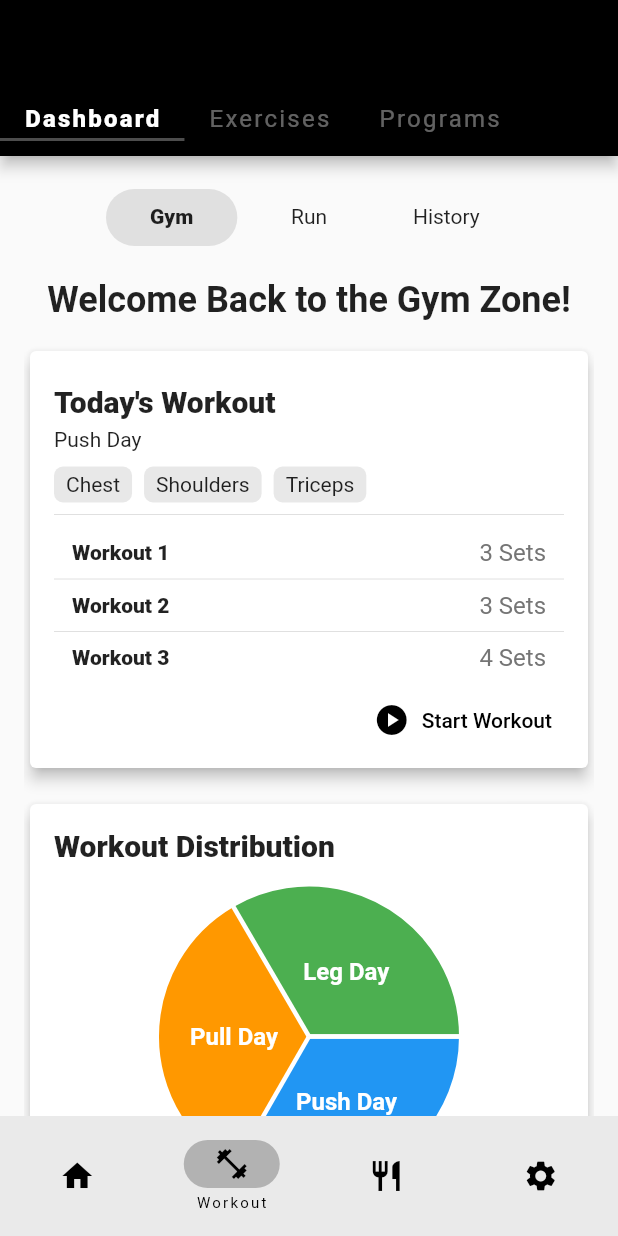
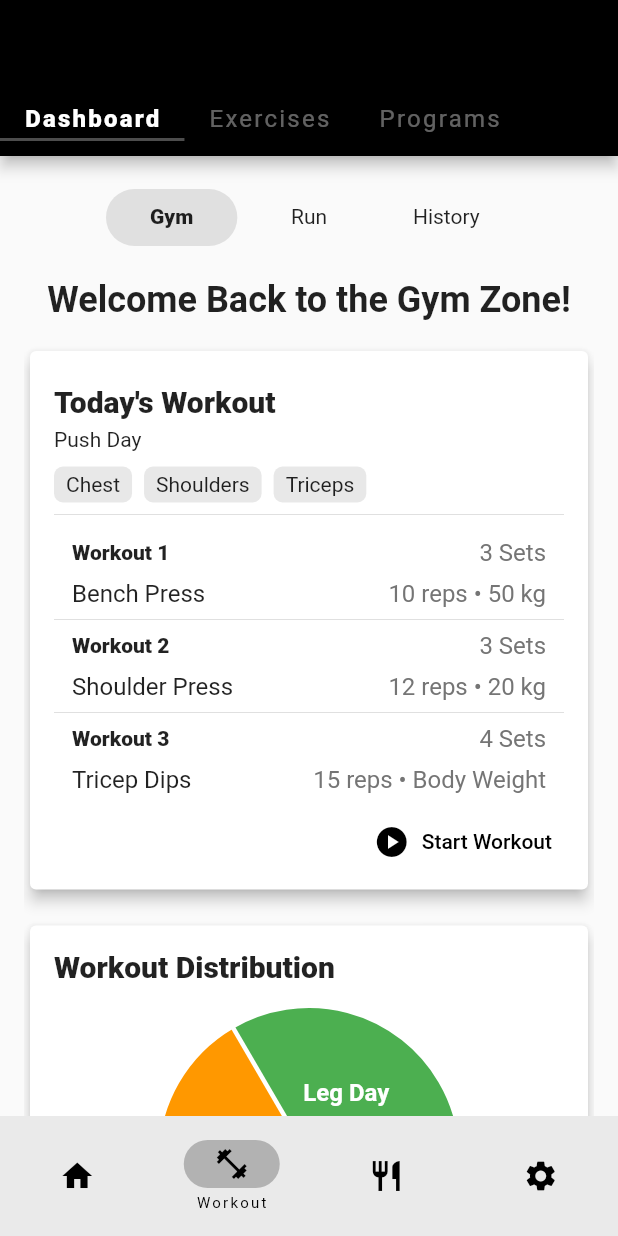
Before and after one commit to CSCI4100U/mobile-group-project-2023-mlja, a Flutter app: the screen it shows once a user with an empty profile is signed in, item 2 of the bottom bar chosen, on a phone screen of 412 x 824 dp. Run offline on Flutter 3.47's test engine with Material 3 defaults, Android fonts, the phone set to English and light mode, and no system bars; drawn by our look-alikes of fl_chart; our stand-ins replace cloud_firestore, firebase_auth, firebase_core, firebase_messaging, flutter_local_notifications, flutter_map and 6 more; missing offline and left inert: firebase_ui_auth, flutter_map_geojson; accounts and stored records are empty; statements that could not run were skipped.

Commit message:
added more details to workout dashboard

```diff
--- a/life_balance_plus/lib/view/widgets/workout_dashboard_workout_card.dart
+++ b/life_balance_plus/lib/view/widgets/workout_dashboard_workout_card.dart
@@ -1,7 +1,7 @@
 import 'package:flutter/material.dart';
 
 class WorkoutDashboardWorkoutCard extends StatelessWidget {
-  const WorkoutDashboardWorkoutCard({super.key});
+  const WorkoutDashboardWorkoutCard({Key? key});
 
   @override
   Widget build(BuildContext context) {
@@ -28,101 +28,23 @@ class WorkoutDashboardWorkoutCard extends StatelessWidget {
             const SizedBox(height: 10),
             Row(
               children: [
-                Container(
-                  padding:
-                      const EdgeInsets.symmetric(horizontal: 8, vertical: 4),
-                  decoration: BoxDecoration(
-                    borderRadius: BorderRadius.circular(6),
-                    color: const Color.fromARGB(60, 158, 158, 158),
-                  ),
-                  child: Text("Chest"),
-                ),
+                _buildExerciseTag(context, "Chest"),
                 const SizedBox(width: 8),
-                Container(
-                  padding:
-                      const EdgeInsets.symmetric(horizontal: 8, vertical: 4),
-                  decoration: BoxDecoration(
-                    borderRadius: BorderRadius.circular(6),
-                    color: const Color.fromARGB(60, 158, 158, 158),
-                  ),
-                  child: const Text("Shoulders"),
-                ),
+                _buildExerciseTag(context, "Shoulders"),
                 const SizedBox(width: 8),
-                Container(
-                  padding:
-                      const EdgeInsets.symmetric(horizontal: 8, vertical: 4),
-                  decoration: BoxDecoration(
-                    borderRadius: BorderRadius.circular(6),
-                    color: const Color.fromARGB(60, 158, 158, 158),
-                  ),
-                  child: const Text("Triceps"),
-                ),
+                _buildExerciseTag(context, "Triceps"),
               ],
             ),
             const Divider(),
             const SizedBox(height: 8),
-            Padding(
-              padding: const EdgeInsets.symmetric(horizontal: 12),
-              child: Row(
-                mainAxisAlignment: MainAxisAlignment.spaceBetween,
-                children: [
-                  Text(
-                    "Workout 1",
-                    style: Theme.of(context).textTheme.bodyLarge?.copyWith(
-                          fontWeight: FontWeight.w900,
-                        ),
-                  ),
-                  Text(
-                    "3 Sets",
-                    style: Theme.of(context).textTheme.titleMedium?.copyWith(
-                          color: Colors.grey[600],
-                        ),
-                  ),
-                ],
-              ),
-            ),
+            _buildWorkoutDetails(context, "Workout 1", "3 Sets", "Bench Press",
+                "10 reps", "50 kg"),
             const Divider(),
-            Padding(
-              padding: const EdgeInsets.symmetric(horizontal: 12),
-              child: Row(
-                mainAxisAlignment: MainAxisAlignment.spaceBetween,
-                children: [
-                  Text(
-                    "Workout 2",
-                    style: Theme.of(context).textTheme.bodyLarge?.copyWith(
-                          fontWeight: FontWeight.w900,
-                        ),
-                  ),
-                  Text(
-                    "3 Sets",
-                    style: Theme.of(context).textTheme.titleMedium?.copyWith(
-                          color: Colors.grey[600],
-                        ),
-                  ),
-                ],
-              ),
-            ),
+            _buildWorkoutDetails(context, "Workout 2", "3 Sets",
+                "Shoulder Press", "12 reps", "20 kg"),
             const Divider(),
-            Padding(
-              padding: const EdgeInsets.symmetric(horizontal: 12),
-              child: Row(
-                mainAxisAlignment: MainAxisAlignment.spaceBetween,
-                children: [
-                  Text(
-                    "Workout 3",
-                    style: Theme.of(context).textTheme.bodyLarge?.copyWith(
-                          fontWeight: FontWeight.w900,
-                        ),
-                  ),
-                  Text(
-                    "4 Sets",
-                    style: Theme.of(context).textTheme.titleMedium?.copyWith(
-                          color: Colors.grey[600],
-                        ),
-                  ),
-                ],
-              ),
-            ),
+            _buildWorkoutDetails(context, "Workout 3", "4 Sets", "Tricep Dips",
+                "15 reps", "Body Weight"),
             const SizedBox(height: 8),
             Align(
               alignment: Alignment.centerRight,
@@ -138,4 +60,65 @@ class WorkoutDashboardWorkoutCard extends StatelessWidget {
       ),
     );
   }
+
+  Widget _buildExerciseTag(BuildContext context, String exerciseName) {
+    return Container(
+      padding: const EdgeInsets.symmetric(horizontal: 8, vertical: 4),
+      decoration: BoxDecoration(
+        borderRadius: BorderRadius.circular(6),
+        color: const Color.fromARGB(60, 158, 158, 158),
+      ),
+      child: Text(exerciseName),
+    );
+  }
+
+  Widget _buildWorkoutDetails(
+    BuildContext context,
+    String workoutName,
+    String setsAndReps,
+    String exerciseName,
+    String reps,
+    String weight,
+  ) {
+    return Padding(
+      padding: const EdgeInsets.symmetric(horizontal: 12),
+      child: Column(
+        children: [
+          Row(
+            mainAxisAlignment: MainAxisAlignment.spaceBetween,
+            children: [
+              Text(
+                workoutName,
+                style: Theme.of(context).textTheme.bodyLarge?.copyWith(
+                      fontWeight: FontWeight.w900,
+                    ),
+              ),
+              Text(
+                setsAndReps,
+                style: Theme.of(context).textTheme.titleMedium?.copyWith(
+                      color: Colors.grey[600],
+                    ),
+              ),
+            ],
+          ),
+          const SizedBox(height: 8),
+          Row(
+            mainAxisAlignment: MainAxisAlignment.spaceBetween,
+            children: [
+              Text(
+                exerciseName,
+                style: Theme.of(context).textTheme.subtitle1,
+              ),
+              Text(
+                "$reps • $weight",
+                style: Theme.of(context).textTheme.subtitle1?.copyWith(
+                      color: Colors.grey[600],
+                    ),
+              ),
+            ],
+          ),
+        ],
+      ),
+    );
+  }
 }
```
